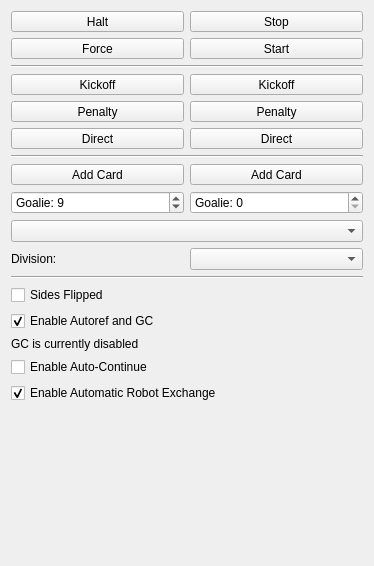
Above: src/ra/refereewidget.ui from robotics-erlangen/framework before the change. Below: the same form after it.
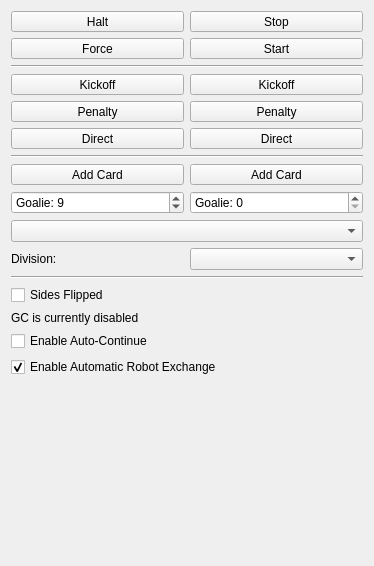
That is the form after the change. Custom widgets are drawn as their Qt base class.

Commit message: amun: Always run actual Game Controller when internal Referee is active

```diff
--- a/src/ra/refereewidget.ui
+++ b/src/ra/refereewidget.ui
@@ -359,16 +359,6 @@
        </property>
       </widget>
      </item>
-     <item>
-      <widget class="QCheckBox" name="useInternalAutoref">
-       <property name="text">
-        <string>Enable Autoref and GC</string>
-       </property>
-       <property name="checked">
-        <bool>true</bool>
-       </property>
-      </widget>
-     </item>
      <item>
       <widget class="QLabel" name="gcStatusLabel">
        <property name="text">
```
The commit also changes 10 other files.
